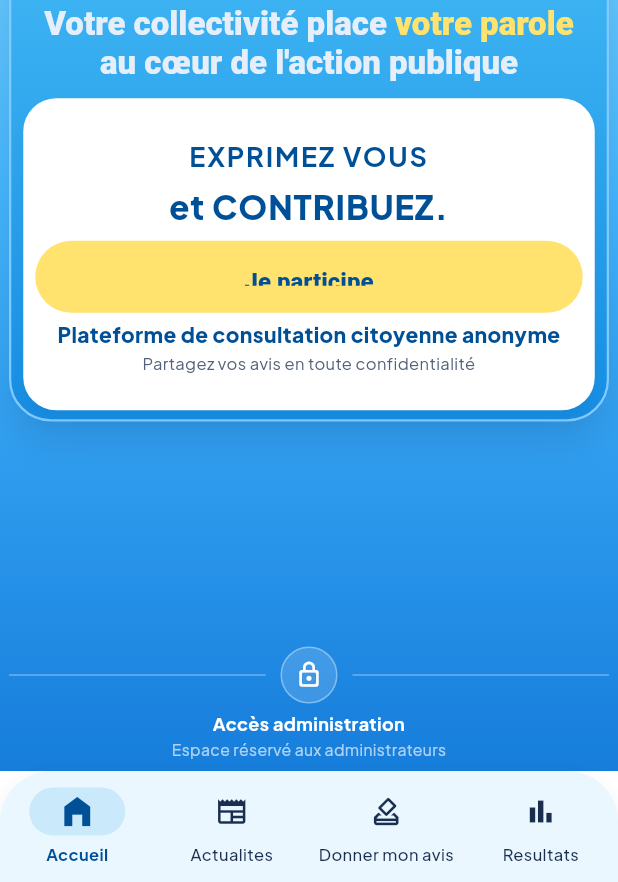
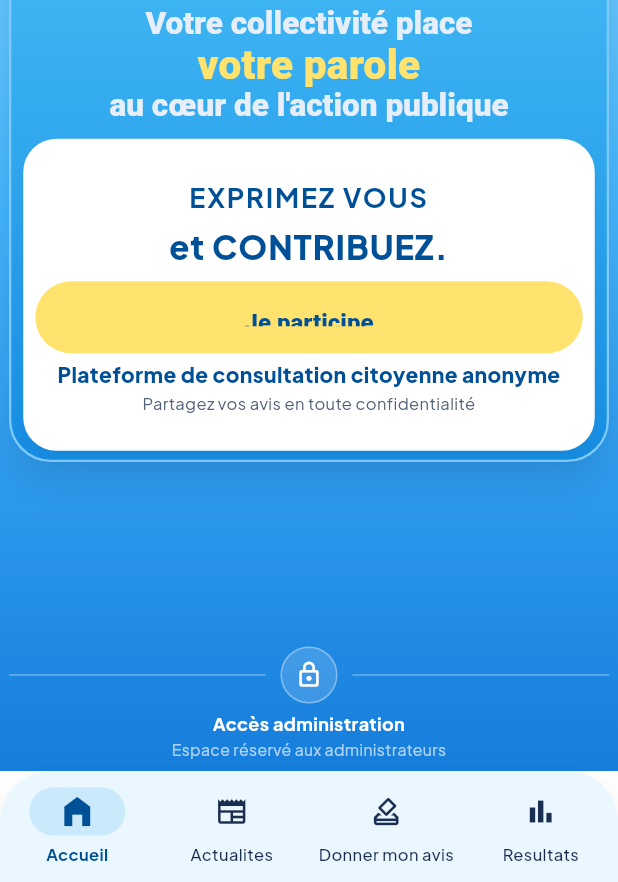
Before and after one commit to stef25fwi/citoyen-peyi, a Flutter app: the screen it shows after launch, on a phone screen of 412 x 824 dp, the part 354-1236 px from its top. Run offline on Flutter 3.47's test engine with Material 3 defaults, Android fonts, the phone set to English and light mode, and no system bars; our stand-ins replace cloud_firestore, firebase_auth, firebase_core, firebase_messaging, fl_chart, google_fonts and 3 more; missing offline and left inert: dart:html, firebase_app_check; accounts and stored records are empty.

```diff
--- a/flutter_app/lib/pages/home_page.dart
+++ b/flutter_app/lib/pages/home_page.dart
@@ -313,42 +313,30 @@ class _HeroText extends StatelessWidget {
   @override
   Widget build(BuildContext context) {
     final fontSize = switch (layout) {
-      _HomeLayout.mobile => 22.0,
+      _HomeLayout.mobile => 21.0,
       _HomeLayout.tablet => 33.0,
       _HomeLayout.desktop => 38.0,
     };
-    final textSpans = layout == _HomeLayout.mobile
-        ? const [
-            TextSpan(
-              text: 'Votre collectivité place ',
+    // 'votre parole' plus grand que le reste pour un impact visuel fort, et
+    // isole entre deux retours a la ligne forces pour ne JAMAIS etre coupe
+    // entre 'votre' et 'parole' par le retour a la ligne automatique.
+    final highlightFontSize = fontSize + (layout == _HomeLayout.mobile ? 6.0 : 10.0);
+    final textSpans = [
+      const TextSpan(
+        text: 'Votre collectivité place\n',
         style: TextStyle(color: Color(0xFFE6EEF9)),
       ),
       TextSpan(
         text: 'votre parole\n',
         style: TextStyle(
-                color: Color(0xFFFFE36E),
+          color: const Color(0xFFFFE36E),
           fontWeight: FontWeight.w900,
+          fontSize: highlightFontSize,
+          letterSpacing: 0.2,
         ),
       ),
-            TextSpan(
+      const TextSpan(
         text: 'au cœur de l\'action publique',
-              style: TextStyle(color: Color(0xFFE6EEF9)),
-            ),
-          ]
-        : const [
-            TextSpan(
-              text: 'Votre collectivité place ',
-              style: TextStyle(color: Color(0xFFE6EEF9)),
-            ),
-            TextSpan(
-              text: 'votre parole',
-              style: TextStyle(
-                color: Color(0xFFFFE36E),
-                fontWeight: FontWeight.w900,
-              ),
-            ),
-            TextSpan(
-              text: ' au cœur de l\'action publique',
         style: TextStyle(color: Color(0xFFE6EEF9)),
       ),
     ];
@@ -358,7 +346,7 @@ class _HeroText extends StatelessWidget {
         style: TextStyle(
           fontSize: fontSize,
           fontWeight: FontWeight.w800,
-          height: layout == _HomeLayout.mobile ? 1.18 : 1.22,
+          height: layout == _HomeLayout.mobile ? 1.16 : 1.22,
           letterSpacing: 0,
         ),
         children: textSpans,
```
Also changed, not shown: 1 other file. Lines whose indentation alone changed are shown as unchanged.
